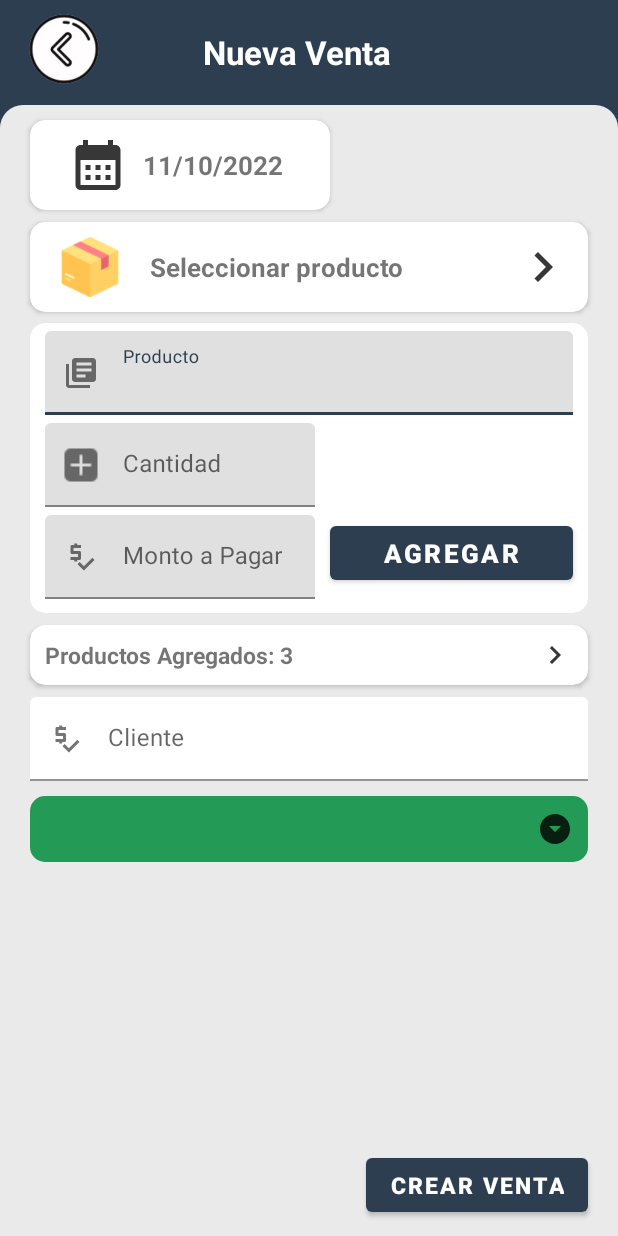
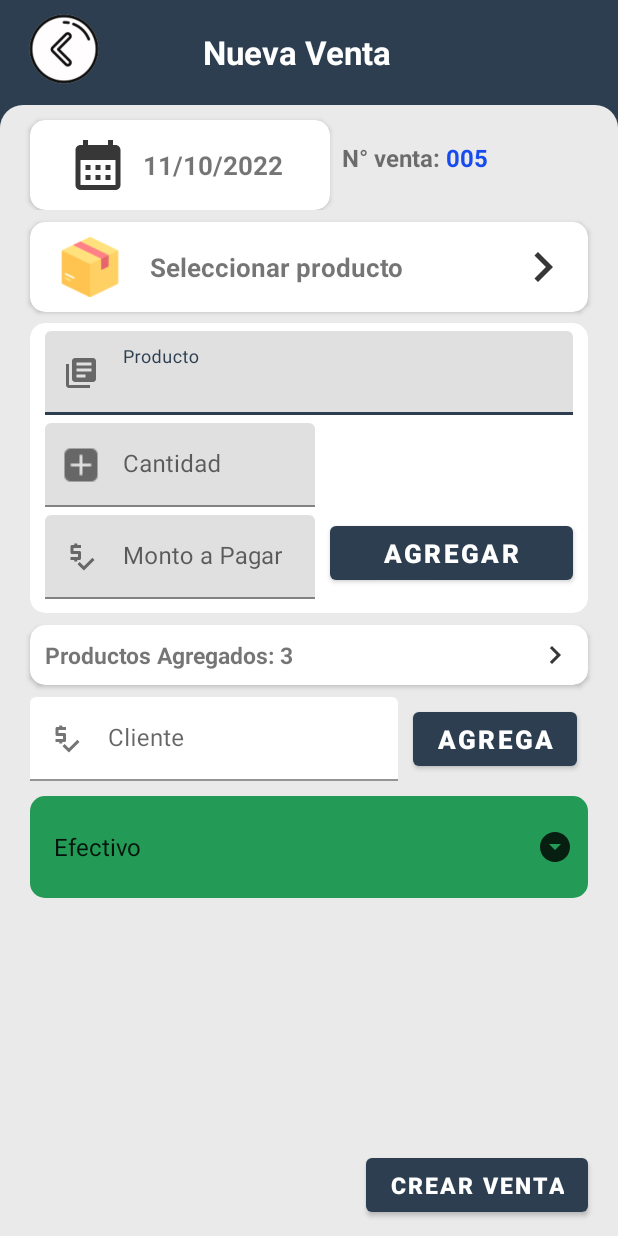
Before and after one commit to Giuhel/VentApps, an Android app: the ventas screen opened directly, with no data from a screen before it, on a phone screen of 412 x 824 dp. Run offline under Robolectric (Android 15) with nearby library versions, the phone set to English and light mode, and no system bars.

Commit message:
Diseño actividad ventas v3

```diff
--- a/app/src/main/java/com/venta/ventapps/Actividades/ventas.java
+++ b/app/src/main/java/com/venta/ventapps/Actividades/ventas.java
@@ -7,8 +7,10 @@ import com.venta.ventapps.R;
 import android.app.DatePickerDialog;
 import android.os.Bundle;
 import android.view.View;
+import android.widget.ArrayAdapter;
 import android.widget.DatePicker;
 import android.widget.LinearLayout;
+import android.widget.Spinner;
 import android.widget.TextView;
 
 import java.util.Calendar;
@@ -19,22 +21,26 @@ public class ventas extends AppCompatActivity {
 
     LinearLayout inputF;
     TextView fec;
-    private int dia,mes,anio;
+    private int dia, mes, anio;
+
+    Spinner spnMetpago;
 
     @Override
     protected void onCreate(Bundle savedInstanceState) {
         super.onCreate(savedInstanceState);
         setContentView(R.layout.activity_ventas);
 
-        inputF=findViewById(R.id.inputfecha);
-        fec=findViewById(R.id.txtfecha);
+        inputF = findViewById(R.id.inputfecha);
+        fec = findViewById(R.id.txtfecha);
+        spnMetpago = findViewById(R.id.MetodoPago);
 
         ObtenerFecha();
+        llenarSpiner();
 
     }
 
     public void onClick(View view) {
-        switch (view.getId()){
+        switch (view.getId()) {
             case R.id.inputfecha:
                 seleccionarFecha();
                 break;
@@ -45,53 +51,59 @@ public class ventas extends AppCompatActivity {
     }
 
     private void seleccionarFecha() {
-        final Calendar c= Calendar.getInstance();
-        dia=c.get(Calendar.DAY_OF_MONTH);
-        mes=c.get(Calendar.MONTH);
-        anio=c.get(Calendar.YEAR);
+        final Calendar c = Calendar.getInstance();
+        dia = c.get(Calendar.DAY_OF_MONTH);
+        mes = c.get(Calendar.MONTH);
+        anio = c.get(Calendar.YEAR);
 
-        DatePickerDialog datePickerDialog=new DatePickerDialog(this, new DatePickerDialog.OnDateSetListener() {
+        DatePickerDialog datePickerDialog = new DatePickerDialog(this, new DatePickerDialog.OnDateSetListener() {
             @Override
             public void onDateSet(DatePicker datePicker, int año, int mes, int dia) {
-                String diaformato,mesformato;
-                if(dia<10){
-                    diaformato="0"+String.valueOf(dia);
-                }else{
-                    diaformato=String.valueOf(dia);
+                String diaformato, mesformato;
+                if (dia < 10) {
+                    diaformato = "0" + String.valueOf(dia);
+                } else {
+                    diaformato = String.valueOf(dia);
                 }
-                int MES=mes+1;
-                if(MES<10){
-                    mesformato="0"+String.valueOf(MES);
-                }else{
-                    mesformato=String.valueOf(MES);
+                int MES = mes + 1;
+                if (MES < 10) {
+                    mesformato = "0" + String.valueOf(MES);
+                } else {
+                    mesformato = String.valueOf(MES);
                 }
-                fec.setText(diaformato+"/"+mesformato+"/"+año);
+                fec.setText(diaformato + "/" + mesformato + "/" + año);
             }
-        },anio,mes,dia);
+        }, anio, mes, dia);
         datePickerDialog.show();
     }
 
-    public void ObtenerFecha(){
-        int dia,mes, año;
-        String diaformato,mesformato,fecha;
-        Calendar fecc=Calendar.getInstance();
-        dia=fecc.get(Calendar.DAY_OF_MONTH);
-        mes=fecc.get(Calendar.MONTH);
-        mes=mes+1;
-        año=fecc.get(Calendar.YEAR);
+    public void ObtenerFecha() {
+        int dia, mes, año;
+        String diaformato, mesformato, fecha;
+        Calendar fecc = Calendar.getInstance();
+        dia = fecc.get(Calendar.DAY_OF_MONTH);
+        mes = fecc.get(Calendar.MONTH);
+        mes = mes + 1;
+        año = fecc.get(Calendar.YEAR);
 
-        if(dia<10){
-            diaformato="0"+String.valueOf(dia);
-        }else{
-            diaformato=String.valueOf(dia);
+        if (dia < 10) {
+            diaformato = "0" + String.valueOf(dia);
+        } else {
+            diaformato = String.valueOf(dia);
         }
-        if(mes<10){
-            mesformato="0"+String.valueOf(mes);
-        }else{
-            mesformato=String.valueOf(mes);
+        if (mes < 10) {
+            mesformato = "0" + String.valueOf(mes);
+        } else {
+            mesformato = String.valueOf(mes);
         }
 
-        fecha=diaformato+"/"+mesformato+"/"+año;
+        fecha = diaformato + "/" + mesformato + "/" + año;
         fec.setText(fecha);
     }
+
+    private void llenarSpiner() {
+        String[] Metodos = {"Efectivo", "Tarjeta", "YAPE", "Transferencia Bancaria", "otros"};
+        ArrayAdapter<String> adapter = new ArrayAdapter<String>(this, android.R.layout.simple_list_item_activated_1, Metodos);
+        spnMetpago.setAdapter(adapter);
+    }
 }
--- a/app/src/main/res/layout/activity_ventas.xml
+++ b/app/src/main/res/layout/activity_ventas.xml
@@ -65,15 +65,18 @@
                 android:layout_height="match_parent"
                 android:orientation="vertical">
 
+                <LinearLayout
+                    android:layout_width="match_parent"
+                    android:layout_height="wrap_content"
+                    android:orientation="horizontal">
+
                     <androidx.cardview.widget.CardView
                         android:id="@+id/cardView"
                         android:layout_width="wrap_content"
                         android:layout_height="wrap_content"
                         android:layout_marginLeft="20sp"
                         android:layout_marginTop="10sp"
-                    app:cardCornerRadius="10dp"
-                    app:layout_constraintStart_toStartOf="parent"
-                    app:layout_constraintTop_toTopOf="parent">
+                        app:cardCornerRadius="10dp">
 
                         <LinearLayout
                             android:id="@+id/inputfecha"
@@ -105,6 +108,27 @@
 
                     </androidx.cardview.widget.CardView>
 
+                    <TextView
+                        android:layout_width="wrap_content"
+                        android:layout_height="wrap_content"
+                        android:text="N° venta: "
+                        android:layout_marginLeft="8sp"
+                        android:textSize="16sp"
+                        android:textStyle="bold"
+                        android:layout_gravity="center_vertical"/>
+
+                    <TextView
+                        android:id="@+id/numventa"
+                        android:layout_width="wrap_content"
+                        android:layout_height="wrap_content"
+                        android:text="005"
+                        android:textColor="@color/azul"
+                        android:textSize="16sp"
+                        android:textStyle="bold"
+                        android:layout_gravity="center_vertical"/>
+
+                </LinearLayout>
+
                 <androidx.cardview.widget.CardView
                     android:id="@+id/seleccprod"
                     android:layout_width="match_parent"
@@ -113,10 +137,7 @@
                     android:layout_marginTop="8sp"
                     android:layout_marginRight="20dp"
                     android:onClick="onClick"
-                    app:cardCornerRadius="10dp"
-                    app:layout_constraintEnd_toEndOf="parent"
-                    app:layout_constraintStart_toStartOf="parent"
-                    app:layout_constraintTop_toBottomOf="@+id/cardView">
+                    app:cardCornerRadius="10dp">
 
                     <androidx.constraintlayout.widget.ConstraintLayout
                         android:layout_width="match_parent"
@@ -167,10 +188,7 @@
                     android:layout_marginLeft="20dp"
                     android:layout_marginTop="7dp"
                     android:layout_marginRight="20dp"
-                    app:cardCornerRadius="10sp"
-                    app:layout_constraintEnd_toEndOf="parent"
-                    app:layout_constraintStart_toStartOf="parent"
-                    app:layout_constraintTop_toBottomOf="@+id/seleccprod">
+                    app:cardCornerRadius="10sp">
 
                     <LinearLayout
                         android:layout_width="match_parent"
@@ -190,14 +208,14 @@
                                 android:layout_marginTop="5sp"
                                 android:layout_marginRight="10sp"
                                 android:hint="Producto"
-                                android:inputType="textMultiLine"
+                                android:inputType="text"
                                 app:endIconMode="clear_text"
                                 app:startIconDrawable="@drawable/ic_descripcion">
 
                                 <com.google.android.material.textfield.TextInputEditText
                                     android:layout_width="match_parent"
                                     android:layout_height="wrap_content"
-                                    android:inputType="textMultiLine" />
+                                    android:inputType="text" />
 
                             </com.google.android.material.textfield.TextInputLayout>
 
@@ -285,15 +303,21 @@
 
                 </androidx.cardview.widget.CardView>
 
+                <LinearLayout
+                    android:layout_width="match_parent"
+                    android:layout_height="wrap_content"
+                    android:orientation="horizontal"
+                    android:layout_marginEnd="20sp"
+                    android:layout_marginStart="20sp"
+                    android:layout_marginTop="8dp">
+
                     <com.google.android.material.textfield.TextInputLayout
                         android:id="@+id/ventaCliente"
-                    android:layout_width="match_parent"
+                        android:layout_width="245dp"
                         android:layout_height="wrap_content"
-                    android:layout_marginLeft="20sp"
-                    android:layout_marginTop="8sp"
-                    android:layout_marginRight="20sp"
+                        android:layout_marginRight="10sp"
                         android:hint="Cliente"
-                    android:inputType="text"
+                        android:inputType="textMultiLine"
                         android:onClick="onClick"
                         app:endIconMode="clear_text"
                         app:startIconDrawable="@drawable/ic_precio">
@@ -302,9 +326,19 @@
                             android:layout_width="match_parent"
                             android:layout_height="wrap_content"
                             android:backgroundTint="@color/white"
-                        android:inputType="text" />
+                            android:inputType="textMultiLine" />
 
                     </com.google.android.material.textfield.TextInputLayout>
+
+                    <com.google.android.material.button.MaterialButton
+                        android:layout_width="wrap_content"
+                        android:layout_height="wrap_content"
+                        android:text="Agrega"
+                        android:textStyle="bold"
+                        android:textSize="17sp"
+                        android:layout_gravity="end|center_vertical"/>
+
+                </LinearLayout>
 
                 <Spinner
                     android:id="@+id/MetodoPago"
--- a/app/src/main/res/layout/item_list_categoria.xml
+++ b/app/src/main/res/layout/item_list_categoria.xml
@@ -8,10 +8,10 @@
     <androidx.cardview.widget.CardView
         android:layout_width="match_parent"
         android:layout_height="60dp"
-        app:cardCornerRadius="5dp"
+        app:cardCornerRadius="15dp"
         android:elevation="8dp"
         android:layout_margin="10dp"
-        android:backgroundTint="@color/Pastel">
+        android:backgroundTint="@color/Verde">
 
         <LinearLayout
             android:layout_width="match_parent"
--- a/app/src/main/res/values/colors.xml
+++ b/app/src/main/res/values/colors.xml
@@ -16,4 +16,5 @@
     <color name="Boton2">#ff9800</color>
     <color name="Verde">#239B56</color>
     <color name="rojo">#F44336</color>
+    <color name="azul">#164BEF</color>
 </resources>
```
Lines whose indentation alone changed are shown as unchanged.
